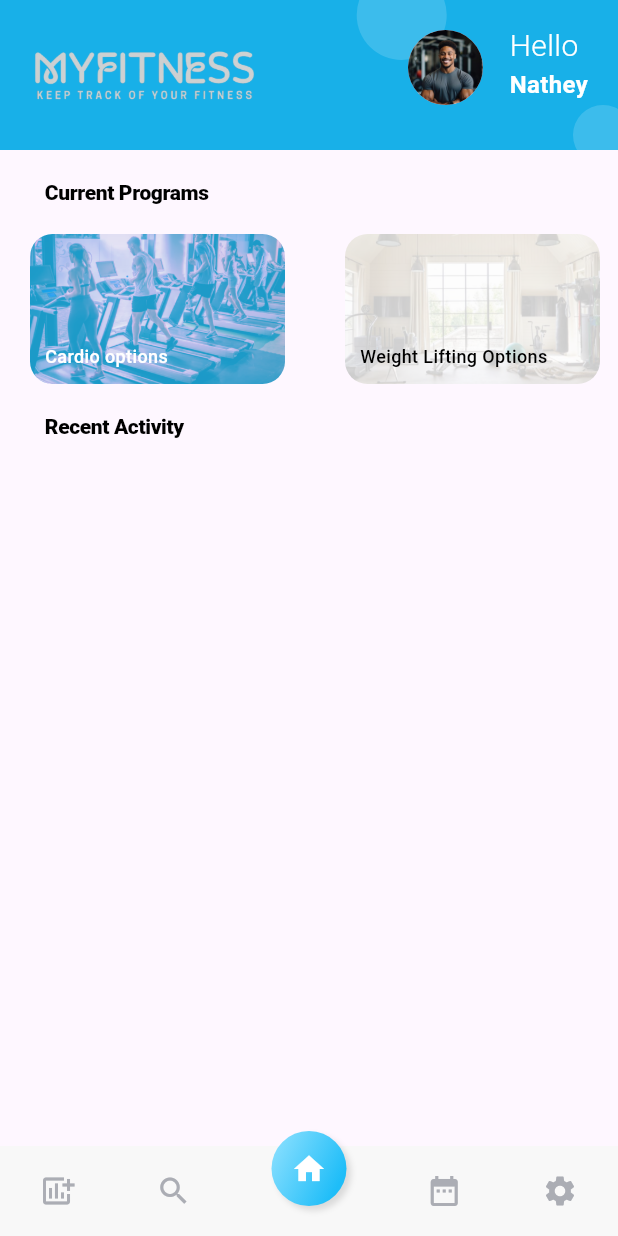
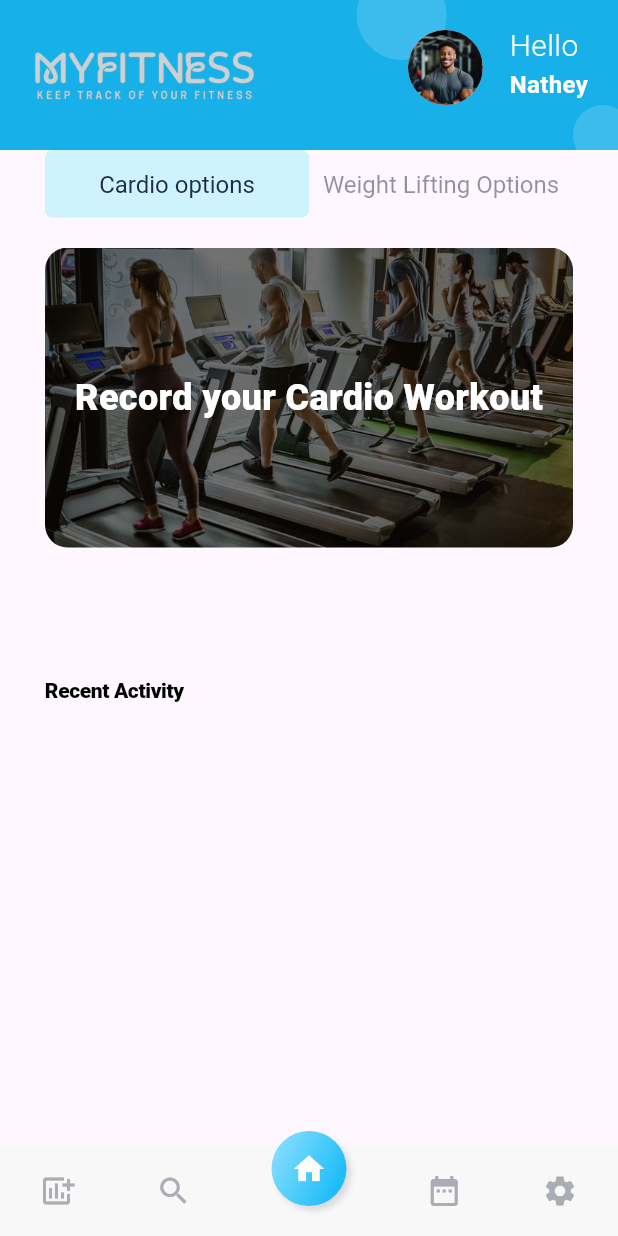
Before and after one commit to AlvinNathey/myfitness, a Flutter app: the screen it shows after launch, on a phone screen of 412 x 824 dp. Run offline on Flutter 3.47's test engine with Material 3 defaults, Android fonts, the phone set to English and light mode, and no system bars.

```diff
--- a/lib/pages/home/widgets/current.dart
+++ b/lib/pages/home/widgets/current.dart
@@ -150,7 +150,7 @@ class _CurrentProgramsState extends State<CurrentPrograms> {
                   },
                 ),
                 TextField(
-                  decoration: const InputDecoration(labelText: 'Calories Burned'),
+                  decoration: const InputDecoration(labelText: 'Calories (kcal)'),
                   keyboardType: TextInputType.number, // Allow only numbers
                   onChanged: (value) {
                     calories = value;
@@ -161,17 +161,13 @@ class _CurrentProgramsState extends State<CurrentPrograms> {
           ),
           actions: [
             TextButton(
-              onPressed: () {
-                Navigator.of(context).pop(); // Close the dialog
-              },
+              onPressed: () => Navigator.of(context).pop(),
               child: const Text('Cancel'),
             ),
-            TextButton(
+            ElevatedButton(
               onPressed: () {
-                if (duration.isNotEmpty && calories.isNotEmpty) {
-                  _recordActivity(selectedWorkout!, duration, calories);
-                  Navigator.of(context).pop(); // Close dialog after recording
-                }
+                // You can implement the logic for saving data later
+                Navigator.of(context).pop(); // Close the dialog
               },
               child: const Text('Record'),
             ),
@@ -181,104 +177,74 @@ class _CurrentProgramsState extends State<CurrentPrograms> {
     );
   }
 
-  void _recordActivity(String name, String duration, String calories) {
-    // Implement logic to store the recent activity
-    print('Recorded Activity: $name, Duration: $duration min, Calories: $calories kcal');
-  }
-
   @override
   Widget build(BuildContext context) {
-    return Column(
+    return Expanded(
+      child: Padding(
+        padding: const EdgeInsets.symmetric(horizontal: 30),
+        child: Column(
           children: [
-        Padding(
-          padding: const EdgeInsets.symmetric(
-            vertical: 20,
-            horizontal: 30,
+            Row(
+              children: fitnessPrograms.map((program) {
+                return Expanded(
+                  child: GestureDetector(
+                    onTap: () {
+                      _changeProgram(program.type);
+                    },
+                    child: Container(
+                      alignment: Alignment.center,
+                      height: 45,
+                      decoration: BoxDecoration(
+                        color: active == program.type ? const Color(0xffcff2ff) : null,
+                        borderRadius: BorderRadius.circular(5),
                       ),
-          child: Row(
-            mainAxisAlignment: MainAxisAlignment.spaceBetween,
-            children: [
-              Text(
-                'Current Programs',
-                style: Theme.of(context).textTheme.displayLarge,
-              ),
-            ],
+                      child: Text(
+                        program.name,
+                        style: Theme.of(context).textTheme.titleLarge?.copyWith(
+                              fontSize: 16,
+                              fontWeight: FontWeight.w400,
+                              color: active == program.type
+                                  ? const Color(0xff202c43)
+                                  : const Color(0xff202c43).withOpacity(0.5),
                             ),
                       ),
-        SizedBox(
-          width: double.infinity,
-          height: 100,
-          child: ListView.separated(
-            padding: const EdgeInsets.symmetric(horizontal: 20),
-            scrollDirection: Axis.horizontal,
-            itemCount: fitnessPrograms.length,
-            itemBuilder: (context, index) {
-              return Program(
-                program: fitnessPrograms[index],
-                active: fitnessPrograms[index].type == active,
-                onTap: (ProgramType programType) {
-                  _changeProgram(programType);
-                  _showMoreOptions(context, fitnessPrograms[index]);
+                    ),
+                  ),
+                );
+              }).toList(),
+            ),
+            const SizedBox(height: 20),
+            GestureDetector(
+              onTap: () {
+                _showMoreOptions(context, fitnessPrograms.firstWhere((p) => p.type == active));
               },
-              );
-            },
-            separatorBuilder: (context, index) => const SizedBox(width: 40),
+              child: Container(
+                height: 200,
+                decoration: BoxDecoration(
+                  borderRadius: BorderRadius.circular(15),
+                  image: DecorationImage(
+                    image: active == ProgramType.cardio
+                        ? const AssetImage('assets/running.jpg')
+                        : const AssetImage('assets/weights.jpg'),
+                    fit: BoxFit.cover,
+                    colorFilter: ColorFilter.mode(
+                      Colors.black.withOpacity(0.5),
+                      BlendMode.darken,
+                    ),
+                  ),
+                ),
+                alignment: Alignment.center,
+                child: Text(
+                  'Record your ${active == ProgramType.cardio ? 'Cardio' : 'Weight'} Workout',
+                  style: const TextStyle(
+                    color: Colors.white,
+                    fontSize: 24,
+                    fontWeight: FontWeight.w900,
+                  ),
+                ),
               ),
             ),
           ],
-    );
-  }
-}
-
-class Program extends StatelessWidget {
-  final FitnessProgram program;
-  final bool active;
-  final Function(ProgramType) onTap;
-
-  const Program({
-    Key? key,
-    required this.program,
-    this.active = false,
-    required this.onTap,
-  }) : super(key: key);
-
-  @override
-  Widget build(BuildContext context) {
-    return GestureDetector(
-      onTap: () {
-        onTap(program.type);
-      },
-      child: Container(
-        height: 80,
-        width: 170,
-        decoration: BoxDecoration(
-          borderRadius: BorderRadius.circular(15),
-          image: DecorationImage(
-            colorFilter: ColorFilter.mode(
-              active
-                  ? const Color(0xff1ebdf8).withOpacity(.8)
-                  : Colors.white.withOpacity(.8),
-              BlendMode.lighten,
-            ),
-            image: AssetImage(program.image),
-            fit: BoxFit.cover,
-          ),
-        ),
-        alignment: Alignment.bottomLeft,
-        padding: const EdgeInsets.all(10),
-        child: DefaultTextStyle.merge(
-          style: TextStyle(
-            color: active ? Colors.white : Colors.black,
-            fontSize: 12,
-            fontWeight: FontWeight.w500,
-          ),
-          child: Column(
-            mainAxisSize: MainAxisSize.min,
-            crossAxisAlignment: CrossAxisAlignment.start,
-            children: [
-              Text(program.name),
-            ],
-          ),
         ),
       ),
     );
--- a/pubspec.yaml
+++ b/pubspec.yaml
@@ -35,6 +35,7 @@ flutter:
     - assets/profile.jpg
     - assets/running.jpg
     - assets/logo.png
+    - assets/weights.jpg
 
   fonts:
     - family: Roboto
```
Also changed, not shown: lib/pages/home/widgets/activity.dart (+11 -67 lines), assets/weights.jpg (added). Lines whose indentation alone changed are shown as unchanged.
